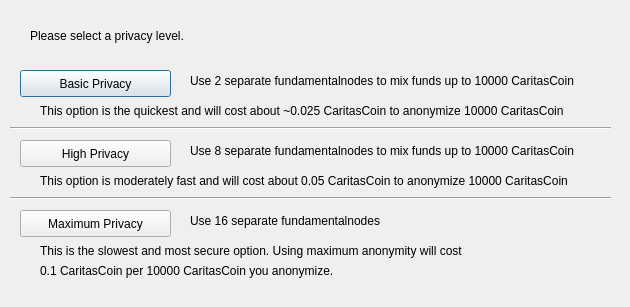
Qt form src/qt/forms/obfuscationconfig.ui (caritascoin/caritascoin) before a commit.
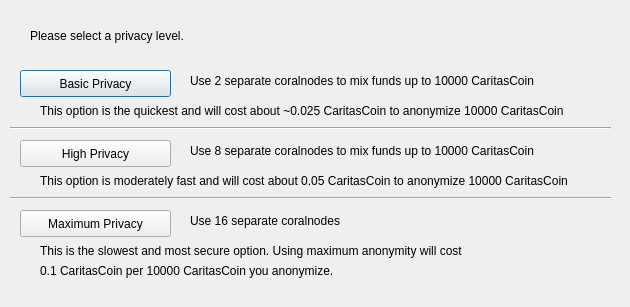
The same form after that commit.

```diff
--- a/src/qt/forms/obfuscationconfig.ui
+++ b/src/qt/forms/obfuscationconfig.ui
@@ -75,7 +75,7 @@
     </rect>
    </property>
    <property name="text">
-    <string>Use 2 separate fundamentalnodes to mix funds up to 10000 CaritasCoin</string>
+    <string>Use 2 separate coralnodes to mix funds up to 10000 CaritasCoin</string>
    </property>
   </widget>
   <widget class="QLabel" name="label_3">
@@ -88,7 +88,7 @@
     </rect>
    </property>
    <property name="text">
-    <string>Use 8 separate fundamentalnodes to mix funds up to 10000 CaritasCoin</string>
+    <string>Use 8 separate coralnodes to mix funds up to 10000 CaritasCoin</string>
    </property>
   </widget>
   <widget class="QLabel" name="label_4">
@@ -101,7 +101,7 @@
     </rect>
    </property>
    <property name="text">
-    <string>Use 16 separate fundamentalnodes</string>
+    <string>Use 16 separate coralnodes</string>
    </property>
   </widget>
   <widget class="QLabel" name="label_6">
```
